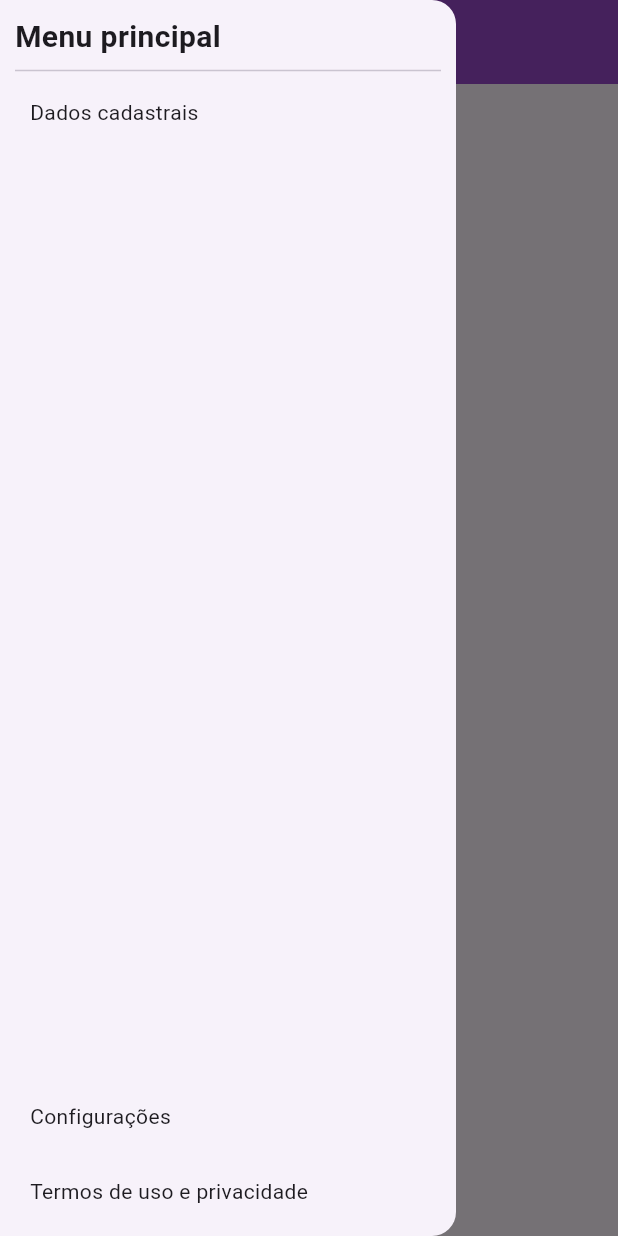
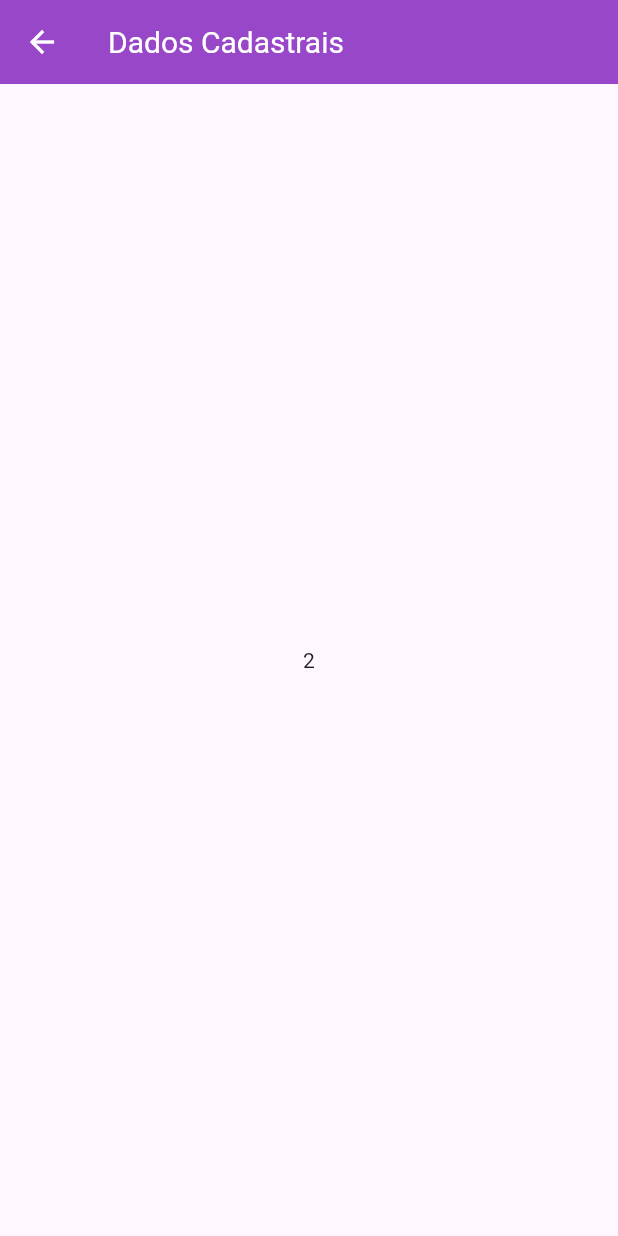
Before and after one commit to gabrielcamurcab/number-generator-flutter, a Flutter app: the MainPage screen opened directly, in the side drawer, after a tap on "Dados cadastrais", on a phone screen of 412 x 824 dp. Run offline on Flutter 3.47's test engine with Material 3 defaults, Android fonts, the phone set to English and light mode, and no system bars; our stand-ins replace google_fonts; network calls fail.

Commit message:
Add navigation on drawer

```diff
--- /dev/null
+++ b/lib/pages/cadastral_data.dart
@@ -0,0 +1,17 @@
+import 'package:flutter/material.dart';
+
+class CadastralDataPage extends StatelessWidget {
+  final String text;
+  final List<String> data;
+  const CadastralDataPage({super.key, required this.text, required this.data});
+
+  @override
+  Widget build(BuildContext context) {
+    return Scaffold(
+      appBar: AppBar(title: Text(text)),
+      body: Center(
+        child: Text(data.length.toString()),
+      )
+    );
+  }
+}
--- a/lib/pages/main_page.dart
+++ b/lib/pages/main_page.dart
@@ -1,4 +1,5 @@
 import 'package:flutter/material.dart';
+import 'package:trilhaapp/pages/cadastral_data.dart';
 
 class MainPage extends StatefulWidget {
   const MainPage({super.key});
@@ -27,7 +28,14 @@ class _MainPageState extends State<MainPage> {
                     width: double.infinity,
                     padding: const EdgeInsets.all(10),
                     child: const Text("Dados cadastrais")),
-                  onTap: () {}),
+                  onTap: () {
+                    Navigator.pop(context);
+                    Navigator.push(
+                      context, MaterialPageRoute(
+                        builder: (context) => const CadastralDataPage(
+                          text: "Dados Cadastrais",
+                          data: ["Nome", "Endereço"])));
+                  }),
                 const Expanded(child: Column()),
                 InkWell(
                   child: Container(
```
